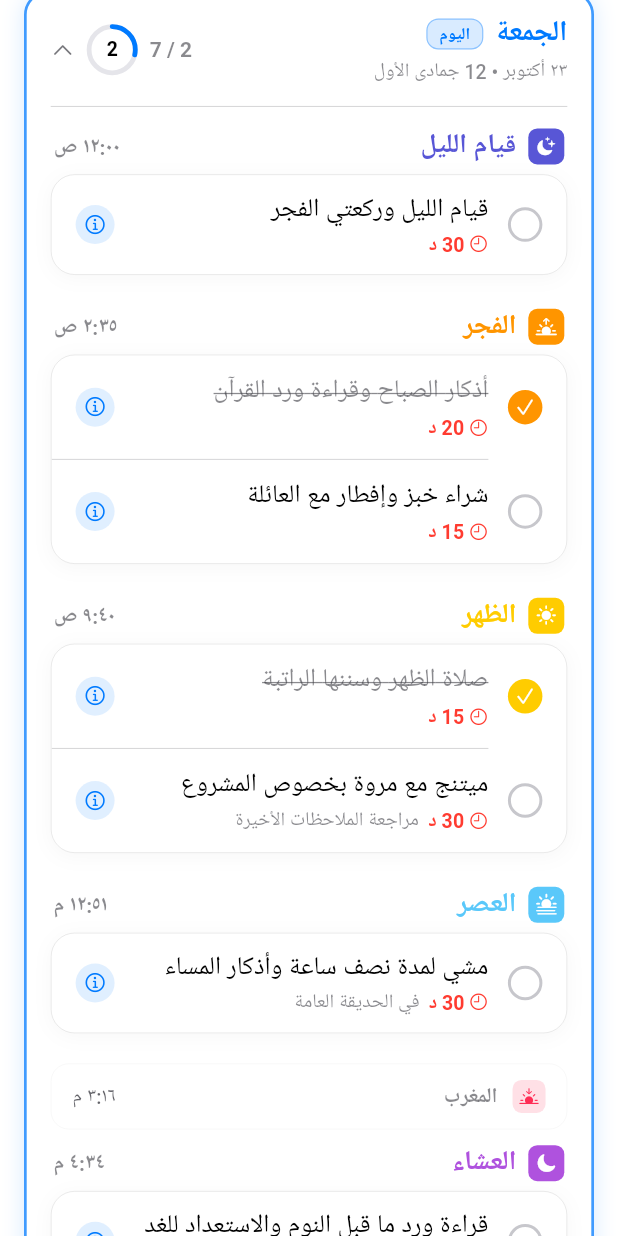
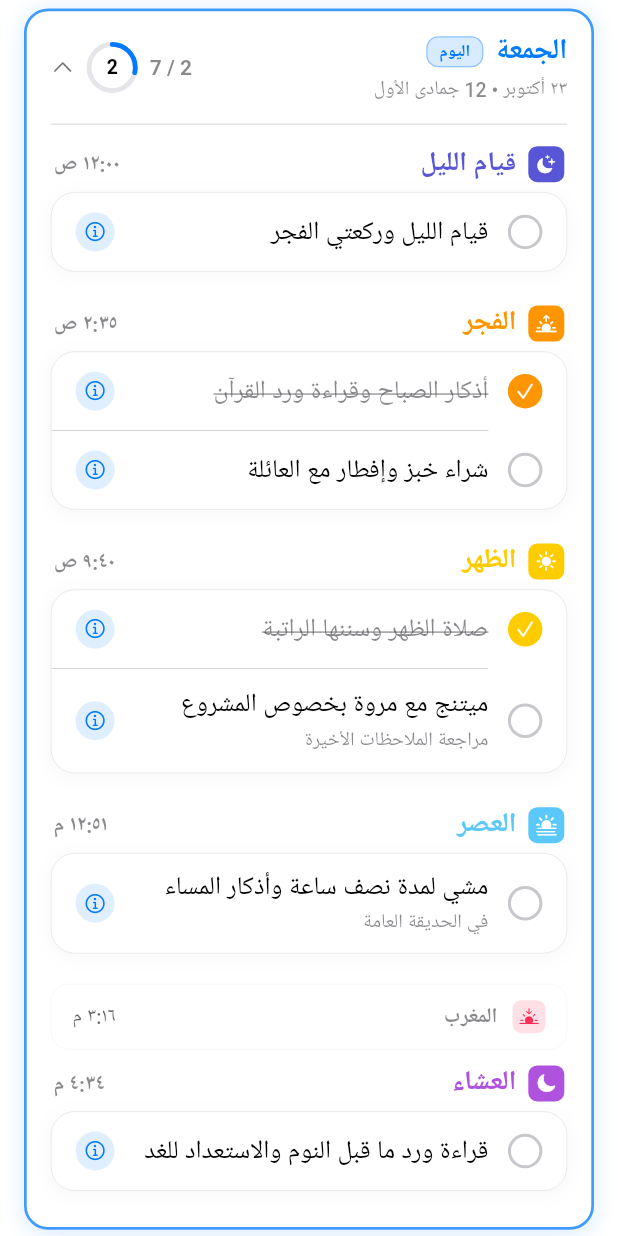
Before and after one commit to ajyahia/dayaround, a Flutter app: the screen it shows after launch, after a tap on an icon or button, on a phone screen of 412 x 824 dp. Run offline on Flutter 3.47's test engine with Material 3 defaults, Android fonts, the phone set to English and light mode, and no system bars; our stand-ins replace adhan, flutter_riverpod, geolocator, google_fonts, hijri, hive_ce and 2 more; accounts and stored records are empty.

Commit message:
feat: Polish and ship - reverse arrows, remove duration selector, generate iOS app icon, plain launch screen, and verify Apple HIG

```diff
--- a/lib/core/widgets/task_row.dart
+++ b/lib/core/widgets/task_row.dart
@@ -139,9 +139,8 @@ class _TaskRowState extends State<TaskRow> with SingleTickerProviderStateMixin {
                       overflow: TextOverflow.ellipsis,
                     ),
 
-                    // Subtitle metadata line (tag, duration, notes)
+                    // Subtitle metadata line (tag, notes)
                     if (widget.blockLabel != null ||
-                        widget.durationMinutes != null ||
                         (widget.notes != null && widget.notes!.trim().isNotEmpty)) ...[
                       const SizedBox(height: 3),
                       Row(
@@ -153,23 +152,6 @@ class _TaskRowState extends State<TaskRow> with SingleTickerProviderStateMixin {
                                 fontSize: 13,
                                 fontWeight: FontWeight.w500,
                                 color: widget.blockColor,
-                              ),
-                            ),
-                            const SizedBox(width: 6),
-                          ],
-                          if (widget.durationMinutes != null) ...[
-                            Icon(
-                              CupertinoIcons.clock,
-                              size: 13,
-                              color: CupertinoColors.systemRed.resolveFrom(context),
-                            ),
-                            const SizedBox(width: 3),
-                            Text(
-                              '${widget.durationMinutes} د',
-                              style: TextStyle(
-                                fontSize: 13,
-                                fontWeight: FontWeight.w600,
-                                color: CupertinoColors.systemRed.resolveFrom(context),
                               ),
                             ),
                             const SizedBox(width: 6),
--- a/lib/features/today/presentation/today_screen.dart
+++ b/lib/features/today/presentation/today_screen.dart
@@ -38,7 +38,6 @@ class _TodayScreenState extends ConsumerState<TodayScreen> {
           Task(
             id: '1',
             title: 'قيام الليل وركعتي الفجر',
-            durationMinutes: 30,
             isDone: false,
             date: todayStr,
             block: PrayerBlockType.beforeFajr,
@@ -47,7 +46,6 @@ class _TodayScreenState extends ConsumerState<TodayScreen> {
           Task(
             id: '2',
             title: 'أذكار الصباح وقراءة ورد القرآن',
-            durationMinutes: 20,
             isDone: true,
             date: todayStr,
             block: PrayerBlockType.afterFajr,
@@ -56,7 +54,6 @@ class _TodayScreenState extends ConsumerState<TodayScreen> {
           Task(
             id: '3',
             title: 'شراء خبز وإفطار مع العائلة',
-            durationMinutes: 15,
             isDone: false,
             date: todayStr,
             block: PrayerBlockType.afterFajr,
@@ -65,7 +62,6 @@ class _TodayScreenState extends ConsumerState<TodayScreen> {
           Task(
             id: '4',
             title: 'صلاة الظهر وسننها الراتبة',
-            durationMinutes: 15,
             isDone: true,
             date: todayStr,
             block: PrayerBlockType.afterDhuhr,
@@ -75,7 +71,6 @@ class _TodayScreenState extends ConsumerState<TodayScreen> {
             id: '5',
             title: 'ميتنج مع مروة بخصوص المشروع',
             notes: 'مراجعة الملاحظات الأخيرة',
-            durationMinutes: 30,
             isDone: false,
             date: todayStr,
             block: PrayerBlockType.afterDhuhr,
@@ -85,7 +80,6 @@ class _TodayScreenState extends ConsumerState<TodayScreen> {
             id: '6',
             title: 'مشي لمدة نصف ساعة وأذكار المساء',
             notes: 'في الحديقة العامة',
-            durationMinutes: 30,
             isDone: false,
             date: todayStr,
             block: PrayerBlockType.afterAsr,
@@ -94,7 +88,6 @@ class _TodayScreenState extends ConsumerState<TodayScreen> {
           Task(
             id: '7',
             title: 'قراءة ورد ما قبل النوم والاستعداد للغد',
-            durationMinutes: 15,
             isDone: false,
             date: todayStr,
             block: PrayerBlockType.afterIsha,
--- a/lib/features/week/presentation/week_screen.dart
+++ b/lib/features/week/presentation/week_screen.dart
@@ -349,7 +349,7 @@ class _WeekScreenState extends ConsumerState<WeekScreen> {
                             ),
                             child: const Center(
                               child: Icon(
-                                CupertinoIcons.chevron_back,
+                                CupertinoIcons.chevron_right,
                                 size: 20,
                                 color: CupertinoColors.systemBlue,
                               ),
@@ -371,10 +371,10 @@ class _WeekScreenState extends ConsumerState<WeekScreen> {
                         ),
                       ),
 
-                      // Previous week chevron
+                      // Next week chevron (pointing right > towards future)
                       GestureDetector(
-                        key: const Key('prev_week_button'),
-                        onTap: () => _changeWeek(-1),
+                        key: const Key('next_week_button'),
+                        onTap: () => _changeWeek(1),
                         behavior: HitTestBehavior.opaque,
                         child: Container(
                           width: 36,
@@ -385,7 +385,7 @@ class _WeekScreenState extends ConsumerState<WeekScreen> {
                           ),
                           child: const Center(
                             child: Icon(
-                              CupertinoIcons.chevron_back,
+                              CupertinoIcons.chevron_right,
                               size: 19,
                               color: CupertinoColors.systemBlue,
                             ),
@@ -423,10 +423,10 @@ class _WeekScreenState extends ConsumerState<WeekScreen> {
                         const SizedBox(width: 8),
                       ],
 
-                      // Next week chevron
+                      // Previous week chevron (pointing left < towards past)
                       GestureDetector(
-                        key: const Key('next_week_button'),
-                        onTap: () => _changeWeek(1),
+                        key: const Key('prev_week_button'),
+                        onTap: () => _changeWeek(-1),
                         behavior: HitTestBehavior.opaque,
                         child: Container(
                           width: 36,
@@ -437,7 +437,7 @@ class _WeekScreenState extends ConsumerState<WeekScreen> {
                           ),
                           child: const Center(
                             child: Icon(
-                              CupertinoIcons.chevron_forward,
+                              CupertinoIcons.chevron_left,
                               size: 19,
                               color: CupertinoColors.systemBlue,
                             ),
--- a/pubspec.yaml
+++ b/pubspec.yaml
@@ -56,6 +56,12 @@ dev_dependencies:
   # package. See that file for information about deactivating specific lint
   # rules and activating additional ones.
   flutter_lints: ^6.0.0
+  flutter_launcher_icons: ^0.13.1
+
+flutter_launcher_icons:
+  ios: true
+  image_path: "assets/icon/app_icon.png"
+  remove_alpha_ios: true
 
 # For information on the generic Dart part of this file, see the
 # following page: https://dart.dev/tools/pub/pubspec
```
Also changed, not shown: lib/core/widgets/task_details_sheet.dart (+1 -57 lines), assets/icon/app_icon.png (added), pubspec.lock, 24 other files.
